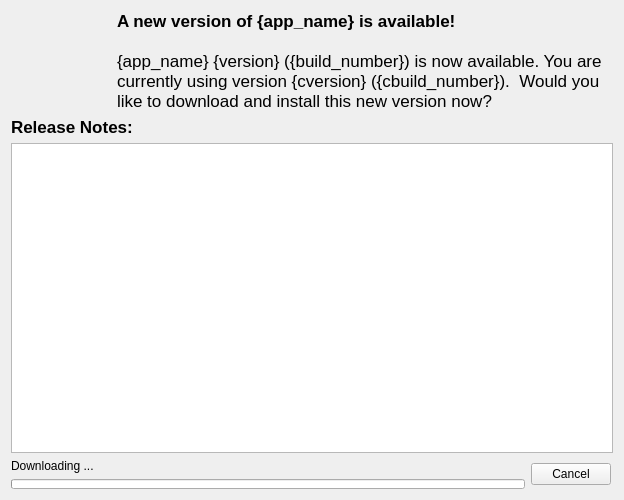
Above: frameworks/qt/plugins/updater/UpdateDialog.ui from dmzgroup/dmz before the change. Below: the same form after it.
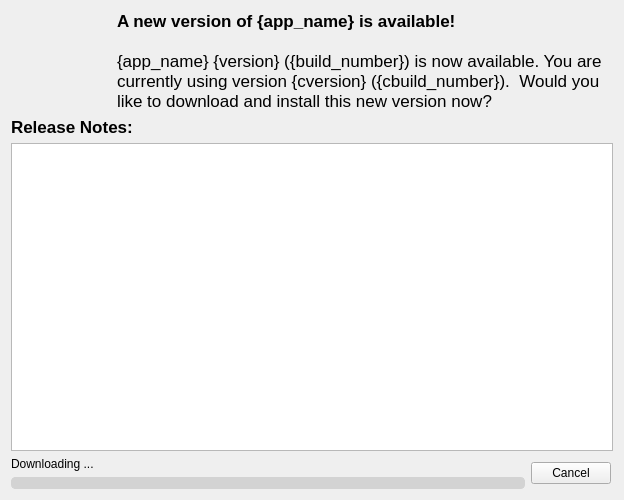
That is the form after the change. The open tabs and pages were chosen to show the change.

```diff
--- a/frameworks/qt/plugins/updater/UpdateDialog.ui
+++ b/frameworks/qt/plugins/updater/UpdateDialog.ui
@@ -193,8 +193,15 @@
            </property>
            <property name="styleSheet">
             <string notr="true">QProgressBar {
-	 max-height: 10px;
- }</string>
+   max-height: 10px;
+   border: 1px solid lightgrey;
+   border-radius: 4px; 
+   background-color: lightgrey;
+}
+
+QProgressBar::chunk {
+   background-color: black;
+}</string>
            </property>
            <property name="value">
             <number>0</number>
```
